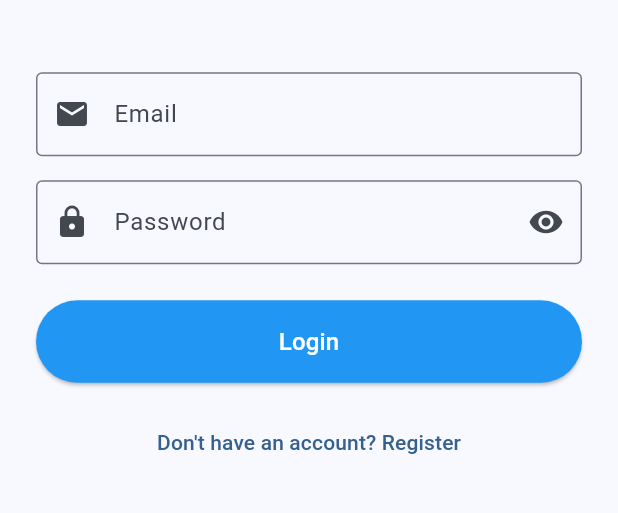
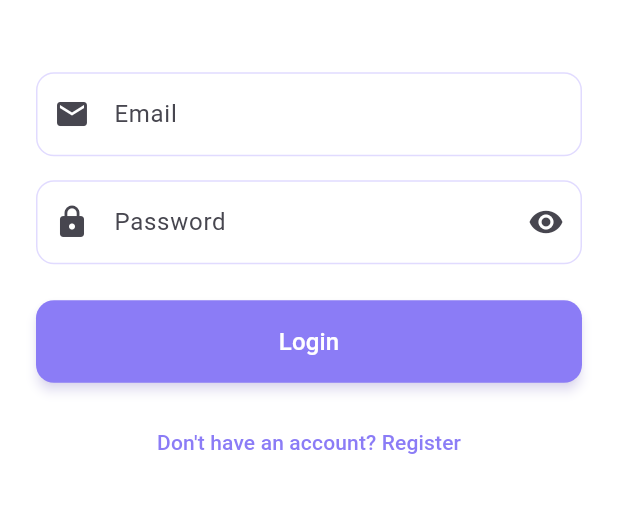
Before and after one commit to justmic007/HealthTrack-app, a Flutter app: the screen it shows after launch, on a phone screen of 412 x 824 dp, the part 413-926 px from its top. Run offline on Flutter 3.47's test engine with Material 3 defaults, Android fonts, the phone set to English and light mode, and no system bars; our stand-ins replace go_router, shared_preferences; accounts and stored records are empty; network calls fail.

```diff
--- a/lib/app.dart
+++ b/lib/app.dart
@@ -2,6 +2,7 @@ import 'package:flutter/material.dart';
 import 'package:provider/provider.dart';
 import 'src/providers/auth_provider.dart';
 import 'src/utils/app_router.dart';
+import 'src/utils/app_theme.dart';
 
 class MyApp extends StatelessWidget {
   const MyApp({super.key});
@@ -18,10 +19,7 @@ class MyApp extends StatelessWidget {
 
           return MaterialApp.router(
             title: 'HealthTrack',
-            theme: ThemeData(
-              colorScheme: ColorScheme.fromSeed(seedColor: Colors.blue),
-              useMaterial3: true,
-            ),
+            theme: AppTheme.lightTheme,
             routerConfig: router,
           );
         },
--- a/lib/src/screens/login_screen.dart
+++ b/lib/src/screens/login_screen.dart
@@ -2,6 +2,7 @@ import 'package:flutter/material.dart';
 import 'package:provider/provider.dart';
 import 'package:go_router/go_router.dart';
 import '../providers/auth_provider.dart';
+import '../utils/app_theme.dart';
 
 class LoginScreen extends StatefulWidget {
   const LoginScreen({super.key});
@@ -128,7 +129,7 @@ class _LoginScreenState extends State<LoginScreen> {
                       onPressed: authProvider.isLoading ? null : _handleLogin,
                       style: ElevatedButton.styleFrom(
                         padding: const EdgeInsets.symmetric(vertical: 16),
-                        backgroundColor: Colors.blue,
+                        backgroundColor: AppTheme.lavenderAccent,
                         foregroundColor: Colors.white,
                       ),
                       child: authProvider.isLoading
--- a/lib/src/screens/register_screen.dart
+++ b/lib/src/screens/register_screen.dart
@@ -2,6 +2,7 @@ import 'package:flutter/material.dart';
 import 'package:provider/provider.dart';
 import 'package:go_router/go_router.dart';
 import '../providers/auth_provider.dart';
+import '../utils/app_theme.dart';
 
 class RegisterScreen extends StatefulWidget {
   const RegisterScreen({super.key});
@@ -51,7 +52,7 @@ class _RegisterScreenState extends State<RegisterScreen> {
     return Scaffold(
       appBar: AppBar(
         title: const Text('Register'),
-        backgroundColor: Colors.blue,
+        backgroundColor: AppTheme.lavenderAccent,
         foregroundColor: Colors.white,
       ),
       body: SafeArea(
@@ -188,7 +189,7 @@ class _RegisterScreenState extends State<RegisterScreen> {
                       onPressed: authProvider.isLoading ? null : _handleRegister,
                       style: ElevatedButton.styleFrom(
                         padding: const EdgeInsets.symmetric(vertical: 16),
-                        backgroundColor: Colors.blue,
+                        backgroundColor: AppTheme.lavenderAccent,
                         foregroundColor: Colors.white,
                       ),
                       child: authProvider.isLoading
--- a/lib/src/utils/app_router.dart
+++ b/lib/src/utils/app_router.dart
@@ -4,7 +4,7 @@ import 'package:provider/provider.dart';
 import '../providers/auth_provider.dart';
 import '../screens/login_screen.dart';
 import '../screens/register_screen.dart';
-import '../screens/home_screen.dart';
+import '../screens/main_navigation_screen.dart';
 
 class AppRouter {
   static GoRouter createRouter() {
@@ -48,7 +48,7 @@ class AppRouter {
         GoRoute(
           path: '/home',
           name: 'home',
-          builder: (context, state) => const HomeScreen(),
+          builder: (context, state) => const MainNavigationScreen(),
         ),
       ],
     );
--- /dev/null
+++ b/lib/src/utils/app_theme.dart
@@ -0,0 +1,178 @@
+import 'package:flutter/material.dart';
+
+class AppTheme {
+  // Vibrant but soft color palette
+  static const Color lavender = Color(0xFF9C88FF);        // More vibrant lavender
+  static const Color lavenderAccent = Color(0xFF8B7CF6);  // Rich purple-lavender
+  static const Color softPink = Color(0xFFFF6B9D);        // Vibrant pink
+  static const Color softYellow = Color(0xFFFFC107);      // Bright yellow
+  static const Color lightGrey = Color(0xFFF8F9FA);
+  static const Color darkGrey = Color(0xFF374151);        // Darker for better contrast
+  static const Color white = Color(0xFFFFFFFF);
+
+  // Status colors (vibrant but health-appropriate)
+  static const Color softGreen = Color(0xFF10B981);       // Fresh green
+  static const Color softOrange = Color(0xFFFF8A00);      // Vibrant orange
+  static const Color softRed = Color(0xFFFF5757);         // Bright red
+  static const Color softPurple = Color(0xFFAB7DF6);      // Rich purple
+
+  static ThemeData get lightTheme {
+    return ThemeData(
+      useMaterial3: true,
+      colorScheme: ColorScheme.fromSeed(
+        seedColor: lavenderAccent,
+        brightness: Brightness.light,
+        primary: lavenderAccent,
+        secondary: softPink,
+        tertiary: softYellow,
+        surface: white,
+        background: lightGrey,
+      ),
+
+      // App Bar Theme
+      appBarTheme: const AppBarTheme(
+        backgroundColor: lavenderAccent,
+        foregroundColor: Colors.white,
+        elevation: 0,
+        centerTitle: true,
+        titleTextStyle: TextStyle(
+          fontSize: 20,
+          fontWeight: FontWeight.w600,
+          color: Colors.white,
+        ),
+      ),
+
+      // Card Theme
+      cardTheme: CardTheme(
+        color: white,
+        elevation: 4,
+        shadowColor: lavender.withOpacity(0.2),
+        shape: RoundedRectangleBorder(
+          borderRadius: BorderRadius.circular(16),
+        ),
+      ),
+
+      // Elevated Button Theme
+      elevatedButtonTheme: ElevatedButtonThemeData(
+        style: ElevatedButton.styleFrom(
+          backgroundColor: lavenderAccent,
+          foregroundColor: Colors.white,
+          elevation: 3,
+          shadowColor: lavender.withOpacity(0.4),
+          shape: RoundedRectangleBorder(
+            borderRadius: BorderRadius.circular(12),
+          ),
+          padding: const EdgeInsets.symmetric(horizontal: 24, vertical: 12),
+        ),
+      ),
+
+      // Input Decoration Theme
+      inputDecorationTheme: InputDecorationTheme(
+        filled: true,
+        fillColor: white,
+        border: OutlineInputBorder(
+          borderRadius: BorderRadius.circular(12),
+          borderSide: BorderSide(color: lavender),
+        ),
+        enabledBorder: OutlineInputBorder(
+          borderRadius: BorderRadius.circular(12),
+          borderSide: BorderSide(color: lavender.withOpacity(0.3)),
+        ),
+        focusedBorder: OutlineInputBorder(
+          borderRadius: BorderRadius.circular(12),
+          borderSide: BorderSide(color: lavenderAccent, width: 2),
+        ),
+        contentPadding: const EdgeInsets.symmetric(horizontal: 16, vertical: 16),
+      ),
+
+      // Text Theme
+      textTheme: const TextTheme(
+        headlineLarge: TextStyle(
+          fontSize: 32,
+          fontWeight: FontWeight.bold,
+          color: darkGrey,
+        ),
+        headlineMedium: TextStyle(
+          fontSize: 28,
+          fontWeight: FontWeight.w600,
+          color: darkGrey,
+        ),
+        headlineSmall: TextStyle(
+          fontSize: 24,
+          fontWeight: FontWeight.w600,
+          color: darkGrey,
+        ),
+        bodyLarge: TextStyle(
+          fontSize: 16,
+          fontWeight: FontWeight.normal,
+          color: darkGrey,
+        ),
+        bodyMedium: TextStyle(
+          fontSize: 14,
+          fontWeight: FontWeight.normal,
+          color: darkGrey,
+        ),
+        bodySmall: TextStyle(
+          fontSize: 12,
+          fontWeight: FontWeight.normal,
+          color: darkGrey,
+        ),
+      ),
+
+      // Bottom Navigation Bar Theme
+      bottomNavigationBarTheme: const BottomNavigationBarThemeData(
+        backgroundColor: white,
+        selectedItemColor: lavenderAccent,
+        unselectedItemColor: darkGrey,
+        elevation: 8,
+        type: BottomNavigationBarType.fixed,
+      ),
+
+      // Chip Theme
+      chipTheme: ChipThemeData(
+        backgroundColor: softYellow,
+        labelStyle: const TextStyle(
+          color: darkGrey,
+          fontSize: 12,
+          fontWeight: FontWeight.w500,
+        ),
+        shape: RoundedRectangleBorder(
+          borderRadius: BorderRadius.circular(20),
+        ),
+      ),
+    );
+  }
+
+  // Helper method to get status colors
+  static Color getStatusColor(String status) {
+    switch (status.toLowerCase()) {
+      case 'completed':
+      case 'normal':
+      case 'reviewed':
+        return softGreen;
+      case 'pending':
+      case 'borderline':
+        return softOrange;
+      case 'failed':
+      case 'needs attention':
+      case 'high':
+        return softRed;
+      default:
+        return softPurple;
+    }
+  }
+
+  // Helper method to get reminder type colors
+  static Color getReminderTypeColor(String type) {
+    switch (type.toLowerCase()) {
+      case 'medication':
+        return softPink;
+      case 'appointment':
+        return lavender;
+      case 'test':
+        return softYellow;
+      default:
+        return softPurple;
+    }
+  }
+}
```
Also changed, not shown: lib/src/screens/home_screen.dart (+24 -27 lines), lib/src/screens/insights_screen.dart (added, +41 -0 lines), lib/src/screens/main_navigation_screen.dart (added, +77 -0 lines), lib/src/screens/profile_screen.dart (added, +41 -0 lines), lib/src/screens/results_screen.dart (added, +41 -0 lines), lib/src/screens/trackers_screen.dart (added, +41 -0 lines), 1 other file.
